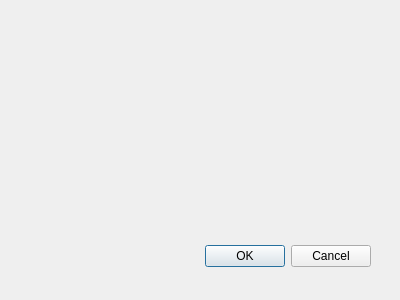
Above: dialogrecord.ui from SergeyStaroletov/can-analysis-qt before the change. Below: the same form after it.
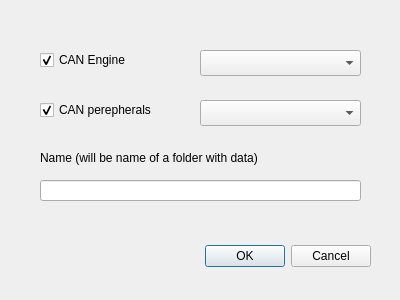
That is the form after the change.

The edit to the form file:
```diff
--- a/dialogrecord.ui
+++ b/dialogrecord.ui
@@ -31,6 +31,81 @@
     <set>QDialogButtonBox::Cancel|QDialogButtonBox::Ok</set>
    </property>
   </widget>
+  <widget class="QCheckBox" name="checkBoxCAN1">
+   <property name="geometry">
+    <rect>
+     <x>40</x>
+     <y>50</y>
+     <width>141</width>
+     <height>20</height>
+    </rect>
+   </property>
+   <property name="text">
+    <string>CAN Engine</string>
+   </property>
+   <property name="checked">
+    <bool>true</bool>
+   </property>
+  </widget>
+  <widget class="QCheckBox" name="checkBoxCAN2">
+   <property name="geometry">
+    <rect>
+     <x>40</x>
+     <y>100</y>
+     <width>141</width>
+     <height>20</height>
+    </rect>
+   </property>
+   <property name="text">
+    <string>CAN perepherals</string>
+   </property>
+   <property name="checked">
+    <bool>true</bool>
+   </property>
+  </widget>
+  <widget class="QComboBox" name="comboBoxCAN1">
+   <property name="geometry">
+    <rect>
+     <x>200</x>
+     <y>50</y>
+     <width>161</width>
+     <height>26</height>
+    </rect>
+   </property>
+  </widget>
+  <widget class="QComboBox" name="comboBoxCAN2">
+   <property name="geometry">
+    <rect>
+     <x>200</x>
+     <y>100</y>
+     <width>161</width>
+     <height>26</height>
+    </rect>
+   </property>
+  </widget>
+  <widget class="QLabel" name="label">
+   <property name="geometry">
+    <rect>
+     <x>40</x>
+     <y>150</y>
+     <width>281</width>
+     <height>16</height>
+    </rect>
+   </property>
+   <property name="text">
+    <string>Name (will be name of a folder with data)</string>
+   </property>
+  </widget>
+  <widget class="QLineEdit" name="lineEditName">
+   <property name="geometry">
+    <rect>
+     <x>40</x>
+     <y>180</y>
+     <width>321</width>
+     <height>21</height>
+    </rect>
+   </property>
+  </widget>
  </widget>
  <pixmapfunction/>
  <resources/>
```
Left out of the diff: 9 changed lines with no effect on the pictures.
